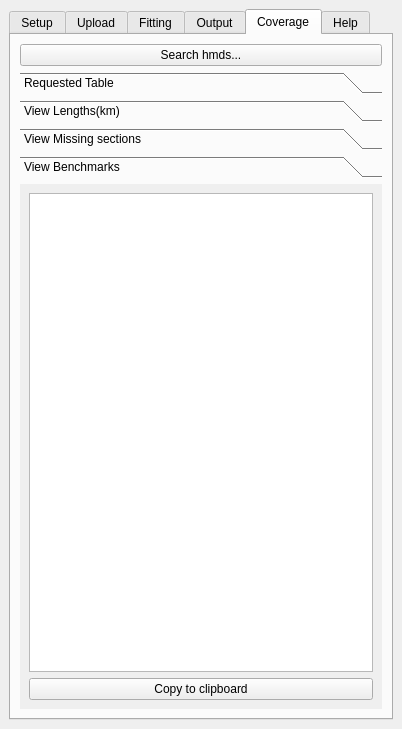
Above: grip_tester_dockwidget_base.ui from Drew973/grip_tester_qgis3 before the change. Below: the same form after it.
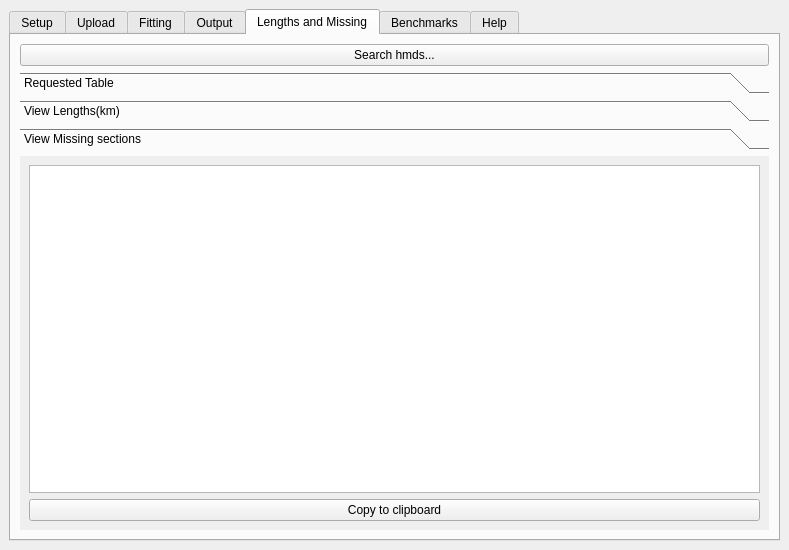
That is the form after the change. The open tabs and pages were chosen to show the change. Custom widgets are drawn as their Qt base class.

```diff
--- a/grip_tester_dockwidget_base.ui
+++ b/grip_tester_dockwidget_base.ui
@@ -6,8 +6,8 @@
    <rect>
     <x>0</x>
     <y>0</y>
-    <width>372</width>
-    <height>729</height>
+    <width>789</width>
+    <height>550</height>
    </rect>
   </property>
   <property name="sizePolicy">
@@ -24,7 +24,10 @@
     <item>
      <widget class="QTabWidget" name="tabs">
       <property name="currentIndex">
-       <number>4</number>
+       <number>5</number>
+      </property>
+      <property name="tabBarAutoHide">
+       <bool>true</bool>
       </property>
       <widget class="QWidget" name="setup">
        <attribute name="title">
@@ -421,7 +424,7 @@
       </widget>
       <widget class="QWidget" name="coverage">
        <attribute name="title">
-        <string>Coverage</string>
+        <string>Lengths and Missing</string>
        </attribute>
        <layout class="QVBoxLayout" name="verticalLayout_7">
         <item>
@@ -437,7 +440,7 @@
         <item>
          <widget class="QToolBox" name="coverage_toolbox">
           <property name="currentIndex">
-           <number>3</number>
+           <number>2</number>
           </property>
           <widget class="QWidget" name="sections">
            <property name="geometry">
@@ -532,8 +535,8 @@
             <rect>
              <x>0</x>
              <y>0</y>
-             <width>330</width>
-             <height>502</height>
+             <width>747</width>
+             <height>350</height>
             </rect>
            </property>
            <attribute name="label">
@@ -559,22 +562,15 @@
             </item>
            </layout>
           </widget>
-          <widget class="QWidget" name="page_3">
-           <property name="geometry">
-            <rect>
-             <x>0</x>
-             <y>0</y>
-             <width>330</width>
-             <height>502</height>
-            </rect>
-           </property>
-           <attribute name="label">
-            <string>View Benchmarks</string>
-           </attribute>
-           <attribute name="toolTip">
-            <string>&lt;html&gt;&lt;head/&gt;&lt;body&gt;&lt;p&gt;tools for making submission sheet&lt;/p&gt;&lt;/body&gt;&lt;/html&gt;</string>
-           </attribute>
-           <layout class="QVBoxLayout" name="verticalLayout_3">
+         </widget>
+        </item>
+       </layout>
+      </widget>
+      <widget class="QWidget" name="tab_4">
+       <attribute name="title">
+        <string>Benchmarks</string>
+       </attribute>
+       <layout class="QVBoxLayout" name="verticalLayout_9">
             <item>
              <widget class="QTableView" name="benchmarks_view">
               <property name="toolTip">
@@ -587,10 +583,6 @@
               <property name="text">
                <string>Copy to clipboard</string>
               </property>
-             </widget>
-            </item>
-           </layout>
-          </widget>
          </widget>
         </item>
        </layout>
```
Left out of the diff: 51 changed lines with no effect on the pictures. Lines whose indentation alone changed are shown as unchanged.
